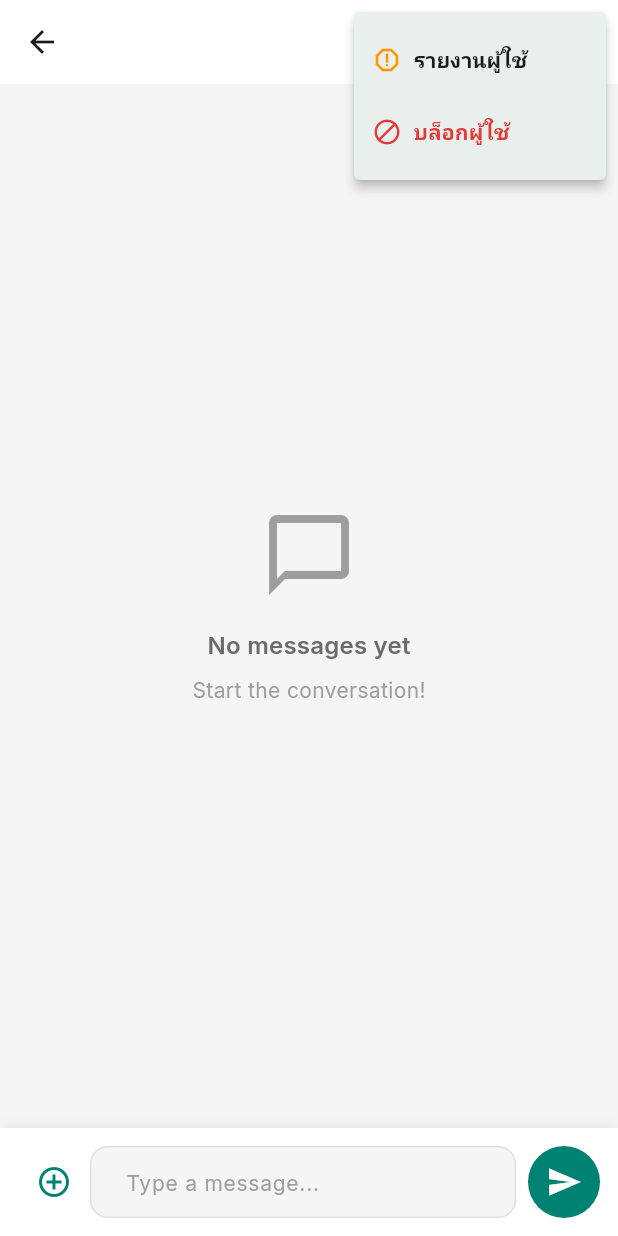
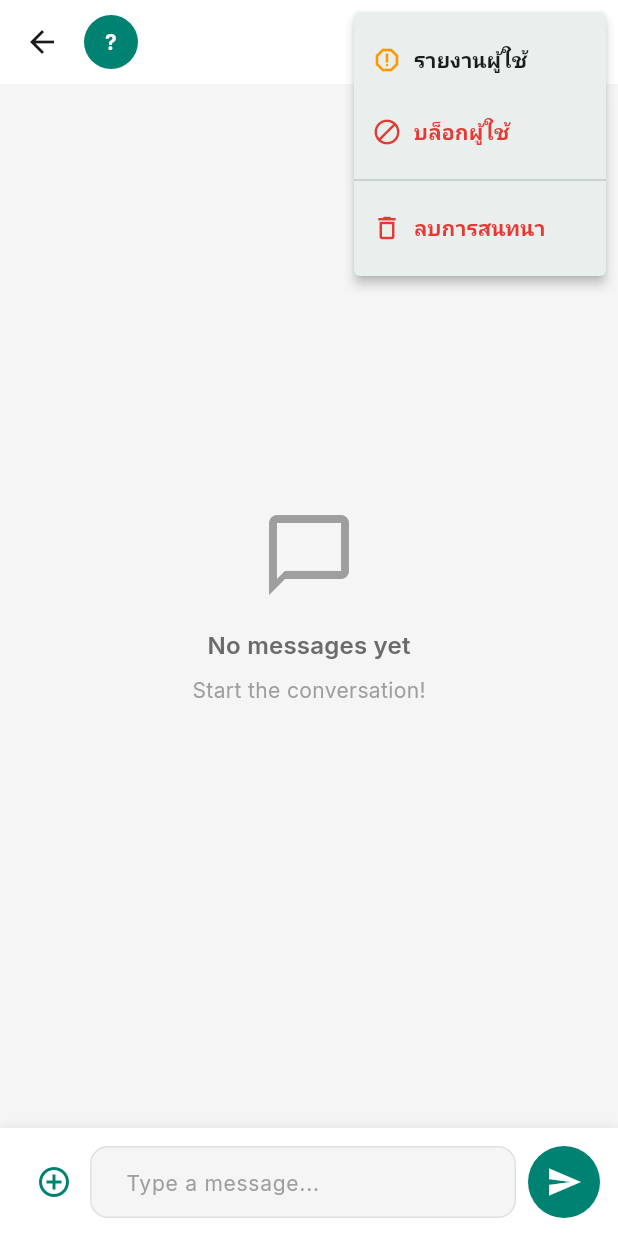
Before and after one commit to Phatitee/KasetRentAndShare, a Flutter app: the ChatScreen screen opened directly with empty values, after a tap on the "more vert" icon, on a phone screen of 412 x 824 dp. Run offline on Flutter 3.47's test engine with Material 3 defaults, Android fonts, the phone set to English and light mode, and no system bars; our stand-ins replace cached_network_image, cloud_firestore, firebase_auth, firebase_core, geocoding, geolocator and 8 more; accounts and stored records are empty; generated files the repository leaves out were written again; network calls fail.

```diff
--- a/lib/screens/chat/chat_screen.dart
+++ b/lib/screens/chat/chat_screen.dart
@@ -183,17 +183,37 @@ class _ChatScreenState extends State<ChatScreen> {
 
     return Scaffold(
       appBar: AppBar(
-        title: Column(
-          crossAxisAlignment: CrossAxisAlignment.start,
+        titleSpacing: 0,
+        title: Row(
           children: [
-            Text(widget.otherUserName),
-            if (widget.rentalItemName != null)
-              Text(
-                'Renting: ${widget.rentalItemName}',
-                style: Theme.of(context).textTheme.bodySmall?.copyWith(
-                      color: AppTheme.textSecondary,
+            UserAvatar(
+              photoUrl: _otherUser?.photoUrl,
+              name: widget.otherUserName,
+              radius: 18,
+              fontSize: 14,
+            ),
+            const SizedBox(width: 12),
+            Expanded(
+              child: Column(
+                crossAxisAlignment: CrossAxisAlignment.start,
+                children: [
+                  Text(
+                    widget.otherUserName,
+                    style: const TextStyle(fontSize: 16, fontWeight: FontWeight.bold),
+                  ),
+                  if (widget.rentalItemName != null)
+                    Text(
+                      'Renting: ${widget.rentalItemName}',
+                      style: Theme.of(context).textTheme.bodySmall?.copyWith(
+                            color: AppTheme.textSecondary,
+                            fontSize: 11,
+                          ),
+                      maxLines: 1,
+                      overflow: TextOverflow.ellipsis,
                     ),
+                ],
               ),
+            ),
           ],
         ),
         actions: [
@@ -203,6 +223,8 @@ class _ChatScreenState extends State<ChatScreen> {
                 _showReportDialog();
               } else if (value == 'block') {
                 _handleBlockUser();
+              } else if (value == 'delete') {
+                _handleDeleteChat();
               }
             },
             itemBuilder: (context) => [
@@ -223,6 +245,17 @@ class _ChatScreenState extends State<ChatScreen> {
                     Icon(Icons.block, color: AppTheme.error, size: 20),
                     SizedBox(width: 8),
                     Text('บล็อกผู้ใช้', style: TextStyle(color: AppTheme.error)),
+                  ],
+                ),
+              ),
+              const PopupMenuDivider(),
+              const PopupMenuItem(
+                value: 'delete',
+                child: Row(
+                  children: [
+                    Icon(Icons.delete_outline, color: AppTheme.error, size: 20),
+                    SizedBox(width: 8),
+                    Text('ลบการสนทนา', style: TextStyle(color: AppTheme.error)),
                   ],
                 ),
               ),
@@ -1624,4 +1657,35 @@ class _ChatScreenState extends State<ChatScreen> {
       }
     }
   }
+
+  void _handleDeleteChat() async {
+    final confirmed = await showDialog<bool>(
+      context: context,
+      builder: (context) => AlertDialog(
+        title: const Text('ลบการสนทนา?'),
+        content: const Text('ข้อความทั้งหมดจะถูกลบและไม่สามารถกู้คืนได้'),
+        actions: [
+          TextButton(
+            onPressed: () => Navigator.pop(context, false),
+            child: const Text('ยกเลิก'),
+          ),
+          TextButton(
+            onPressed: () => Navigator.pop(context, true),
+            style: TextButton.styleFrom(foregroundColor: AppTheme.error),
+            child: const Text('ลบ'),
+          ),
+        ],
+      ),
+    );
+
+    if (confirmed == true) {
+      await FirestoreService().deleteChat(widget.chatId);
+      if (mounted) {
+        Navigator.pop(context); // Exit chat
+        ScaffoldMessenger.of(context).showSnackBar(
+          const SnackBar(content: Text('ลบการสนทนาเรียบร้อยแล้ว')),
+        );
+      }
+    }
+  }
 }
```
Also changed, not shown: lib/screens/chat/chat_list_screen.dart (+39 -3 lines), lib/services/auth_service.dart (+2 -10 lines).
